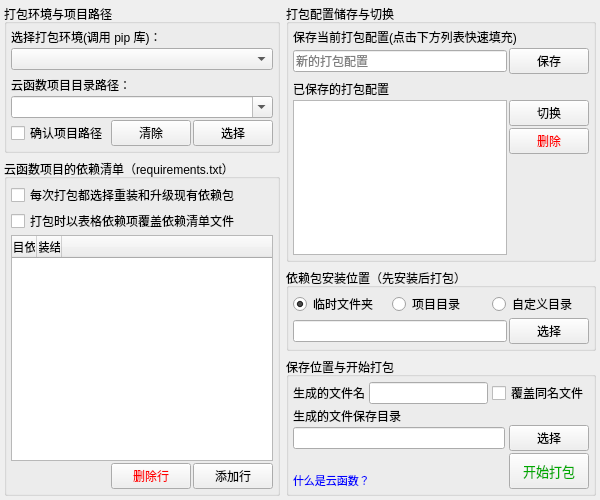
Old version of the form source/awespykit/ui/cloud_function.ui in the repository hrpzcf/AwesomePyKit.
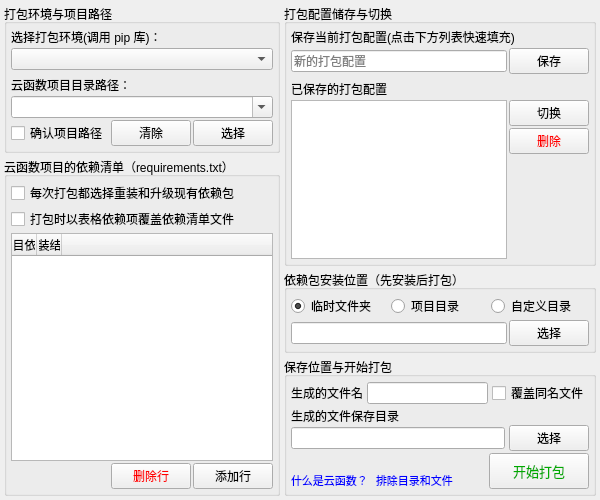
New version of the form.

Commit message: 实现云函数部署包打包工具的排除文件界面和功能等

```diff
--- a/source/awespykit/ui/cloud_function.ui
+++ b/source/awespykit/ui/cloud_function.ui
@@ -22,7 +22,10 @@
    <string>云函数部署程序打包工具</string>
   </property>
   <widget class="QWidget" name="centralwidget">
-   <layout class="QHBoxLayout" name="horizontalLayout_11">
+   <layout class="QHBoxLayout" name="horizontalLayout_12">
+    <property name="spacing">
+     <number>4</number>
+    </property>
     <property name="leftMargin">
      <number>4</number>
     </property>
@@ -569,7 +572,7 @@
           </layout>
          </item>
          <item>
-          <layout class="QHBoxLayout" name="horizontalLayout_10" stretch="1,0">
+          <layout class="QHBoxLayout" name="horizontalLayout_11">
            <property name="spacing">
             <number>4</number>
            </property>
@@ -600,6 +603,11 @@
               </layout>
              </item>
              <item>
+              <layout class="QHBoxLayout" name="horizontalLayout_10" stretch="0,1">
+               <property name="spacing">
+                <number>8</number>
+               </property>
+               <item>
               <widget class="QLabel" name="uiLabel_whatis_cloudfunction">
                <property name="palette">
                 <palette>
@@ -650,10 +658,62 @@
                <property name="text">
                 <string>什么是云函数？</string>
                </property>
-               <property name="alignment">
-                <set>Qt::AlignBottom|Qt::AlignLeading|Qt::AlignLeft</set>
-               </property>
-              </widget>
+                </widget>
+               </item>
+               <item>
+                <widget class="QLabel" name="uiLabel_set_excludes">
+                 <property name="palette">
+                  <palette>
+                   <active>
+                    <colorrole role="WindowText">
+                     <brush brushstyle="SolidPattern">
+                      <color alpha="255">
+                       <red>0</red>
+                       <green>0</green>
+                       <blue>255</blue>
+                      </color>
+                     </brush>
+                    </colorrole>
+                   </active>
+                   <inactive>
+                    <colorrole role="WindowText">
+                     <brush brushstyle="SolidPattern">
+                      <color alpha="255">
+                       <red>0</red>
+                       <green>0</green>
+                       <blue>255</blue>
+                      </color>
+                     </brush>
+                    </colorrole>
+                   </inactive>
+                   <disabled>
+                    <colorrole role="WindowText">
+                     <brush brushstyle="SolidPattern">
+                      <color alpha="255">
+                       <red>120</red>
+                       <green>120</green>
+                       <blue>120</blue>
+                      </color>
+                     </brush>
+                    </colorrole>
+                   </disabled>
+                  </palette>
+                 </property>
+                 <property name="font">
+                  <font>
+                   <family>Microsoft YaHei UI</family>
+                   <pointsize>8</pointsize>
+                  </font>
+                 </property>
+                 <property name="cursor">
+                  <cursorShape>PointingHandCursor</cursorShape>
+                 </property>
+                 <property name="text">
+                  <string>排除目录和文件</string>
+                 </property>
+                </widget>
+               </item>
+              </layout>
              </item>
             </layout>
            </item>
@@ -661,7 +721,7 @@
             <widget class="QPushButton" name="uiPushButton_start_scfpacking">
              <property name="minimumSize">
               <size>
-               <width>0</width>
+               <width>100</width>
                <height>36</height>
               </size>
              </property>
```
Lines whose indentation alone changed are shown as unchanged. The commit also changes 20 other files.
